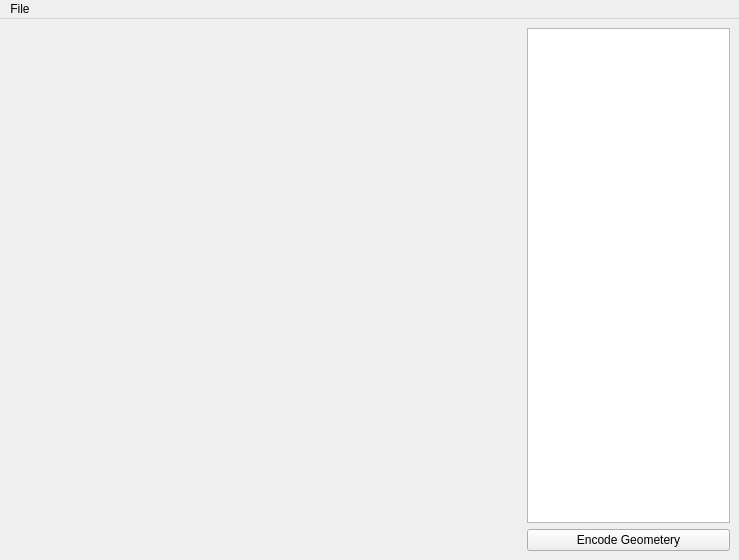
The window that src/ui/Holoencoder.ui (karpinsn/SLS) describes before a commit, drawn with Qt 5.
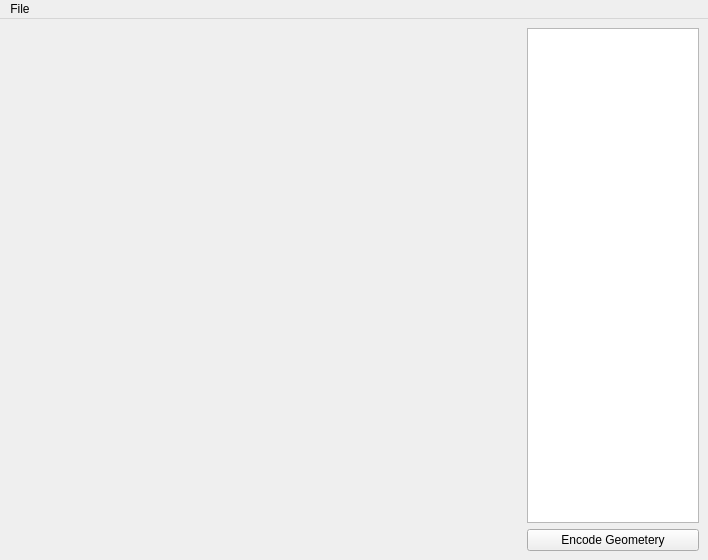
The same window after the commit.

Diff of the .ui file:
```diff
--- a/src/ui/Holoencoder.ui
+++ b/src/ui/Holoencoder.ui
@@ -6,7 +6,7 @@
    <rect>
     <x>0</x>
     <y>0</y>
-    <width>739</width>
+    <width>708</width>
     <height>560</height>
    </rect>
   </property>
@@ -65,7 +65,7 @@
     <rect>
      <x>0</x>
      <y>0</y>
-     <width>739</width>
+     <width>708</width>
      <height>22</height>
     </rect>
    </property>
```
